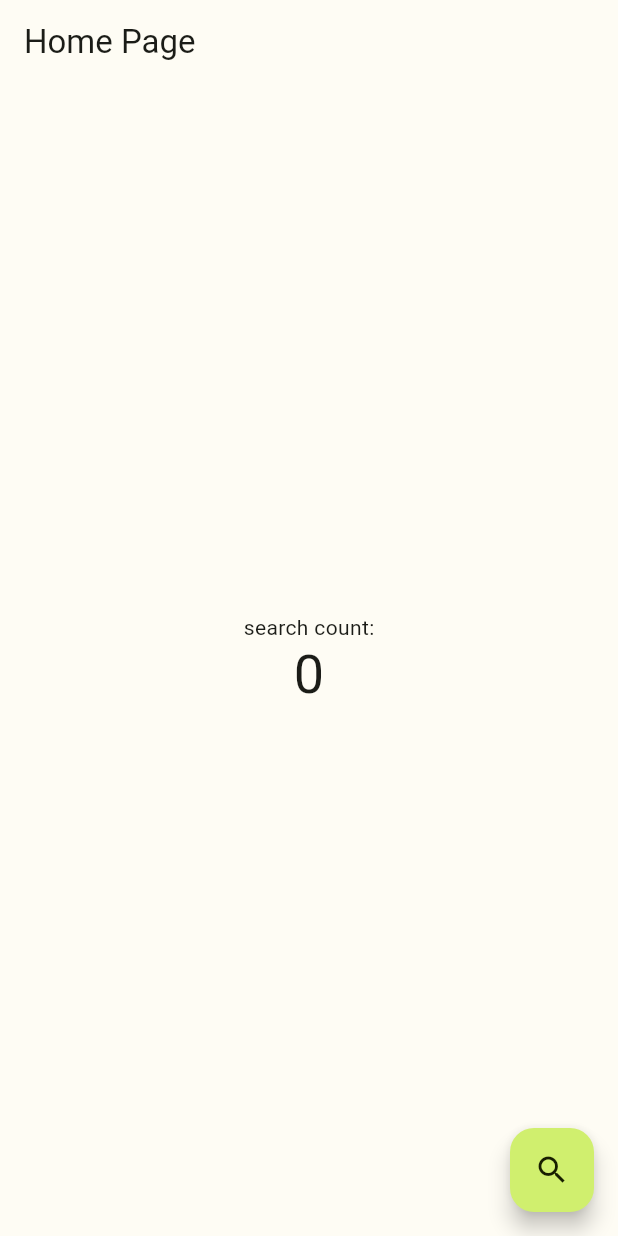
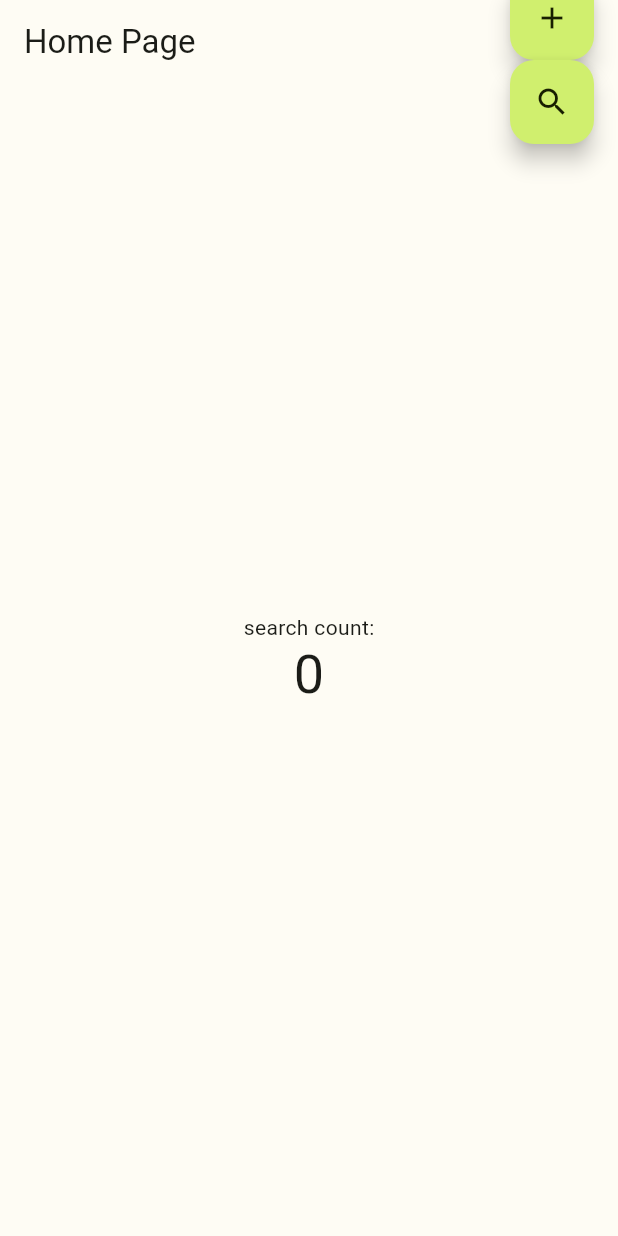
Before and after one commit to LeoAndo/flutter_github_search, a Flutter app: the screen it shows after launch, on a phone screen of 412 x 824 dp. Run offline on Flutter 3.47's test engine with Material 2 defaults, Android fonts, the phone set to English and light mode, and no system bars; drawn by our look-alikes of dynamic_color; our stand-ins replace flutter_riverpod, freezed_annotation, logger.

Commit message:
uistateの仕組みを導入する

```diff
--- a/lib/main.dart
+++ b/lib/main.dart
@@ -4,10 +4,13 @@ import 'package:flutter/material.dart';
 // Package imports:
 import 'package:dynamic_color/dynamic_color.dart';
 import 'package:flutter_riverpod/flutter_riverpod.dart';
+import 'package:logger/logger.dart';
 
 // Project imports:
-import 'color_schemes.dart';
-import 'custom_color.dart';
+import 'package:flutter_github_search/ui/search/search_state_notifier.dart';
+import 'domain/exception/api_exceptions.dart';
+import 'ui/theme/color_schemes.dart';
+import 'ui/theme/custom_color.dart';
 
 // import 'data/api/github_api.dart';
 
@@ -58,70 +61,46 @@ class MyApp extends StatelessWidget {
   }
 }
 
-class MyHomePage extends StatefulWidget {
+class MyHomePage extends ConsumerStatefulWidget {
   const MyHomePage({super.key, required this.title});
-
-  // This widget is the home page of your application. It is stateful, meaning
-  // that it has a State object (defined below) that contains fields that affect
-  // how it looks.
-
-  // This class is the configuration for the state. It holds the values (in this
-  // case the title) provided by the parent (in this case the App widget) and
-  // used by the build method of the State. Fields in a Widget subclass are
-  // always marked "final".
-
   final String title;
 
   @override
-  State<MyHomePage> createState() => _MyHomePageState();
+  ConsumerState<ConsumerStatefulWidget> createState() => _MyHomePageState();
 }
 
-class _MyHomePageState extends State<MyHomePage> {
+class _MyHomePageState extends ConsumerState<MyHomePage> {
   int _counter = 0;
 
-  void _searchRepositories() {
+  void _countUp() {
     setState(() {
-      // This call to setState tells the Flutter framework that something has
-      // changed in this State, which causes it to rerun the build method below
-      // so that the display can reflect the updated values. If we changed
-      // _counter without calling setState(), then the build method would not be
-      // called again, and so nothing would appear to happen.
       _counter++;
     });
   }
 
   @override
   Widget build(BuildContext context) {
-    // This method is rerun every time setState is called, for instance as done
-    // by the _incrementCounter method above.
-    //
-    // The Flutter framework has been optimized to make rerunning build methods
-    // fast, so that you can just rebuild anything that needs updating rather
-    // than having to individually change instances of widgets.
+    final uiState = ref.watch(searchStateNotifierProvider);
+    uiState.when(
+      data: (repositories) {
+        Logger().d('ando data ${repositories.first.ownerName}');
+      },
+      error: (ApiException apiException) {
+        Logger().d('ando error message ${apiException.message}');
+      },
+      initial: () {
+        Logger().d('ando initial');
+      },
+      loading: () {
+        Logger().d('ando loading');
+      },
+    );
     return Scaffold(
       appBar: AppBar(
-        // Here we take the value from the MyHomePage object that was created by
-        // the App.build method, and use it to set our appbar title.
         title: Text(widget.title),
       ),
       body: Center(
-        // Center is a layout widget. It takes a single child and positions it
-        // in the middle of the parent.
         child: Column(
-          // Column is also a layout widget. It takes a list of children and
-          // arranges them vertically. By default, it sizes itself to fit its
-          // children horizontally, and tries to be as tall as its parent.
-          //
-          // Invoke "debug painting" (press "p" in the console, choose the
-          // "Toggle Debug Paint" action from the Flutter Inspector in Android
-          // Studio, or the "Toggle Debug Paint" command in Visual Studio Code)
-          // to see the wireframe for each widget.
-          //
-          // Column has various properties to control how it sizes itself and
-          // how it positions its children. Here we use mainAxisAlignment to
-          // center the children vertically; the main axis here is the vertical
-          // axis because Columns are vertical (the cross axis would be
-          // horizontal).
           mainAxisAlignment: MainAxisAlignment.center,
           children: <Widget>[
             const Text(
@@ -134,10 +113,21 @@ class _MyHomePageState extends State<MyHomePage> {
           ],
         ),
       ),
-      floatingActionButton: FloatingActionButton(
-        onPressed: _searchRepositories,
-        tooltip: 'Search',
-        child: const Icon(Icons.search),
+      floatingActionButton: Column(
+        children: [
+          FloatingActionButton(
+            onPressed: _countUp,
+            tooltip: 'add',
+            child: const Icon(Icons.add),
+          ),
+          FloatingActionButton(
+            onPressed: () => ref
+                .read(searchStateNotifierProvider.notifier)
+                .searchRepositories(),
+            tooltip: 'Search',
+            child: const Icon(Icons.search),
+          ),
+        ],
       ), // This trailing comma makes auto-formatting nicer for build methods.
     );
   }
```
Also changed, not shown: lib/data/api/github/github_api.dart (+7 -0 lines), lib/data/repository/github_repo_repository_impl.dart (+13 -3 lines), lib/ui/search/search_state_notifier.dart (added, +40 -0 lines), lib/ui/search/ui_state.dart (added, +19 -0 lines), lib/ui/search/ui_state.freezed.dart (added), lib/ui/theme/color_schemes.dart (renamed from lib/color_schemes.dart), lib/ui/theme/custom_color.dart (renamed from lib/custom_color.dart), 2 other files.
